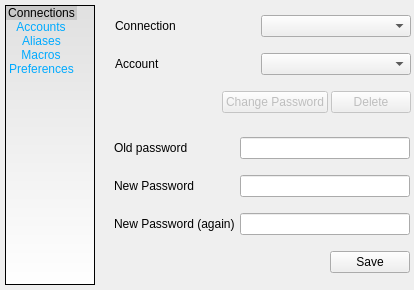
Old version of the form src/devclient/gui_src/gui_option.ui in the repository develer-staff/devclient.
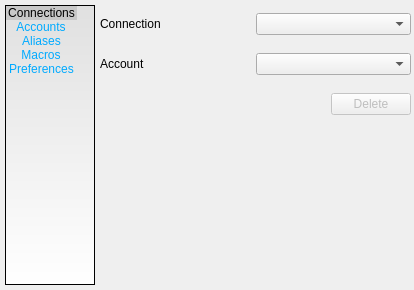
New version of the form. The open tabs and pages were chosen to show the change. Icons and pictures are not drawn.

Commit message: sviluppata (da rifattorizzare e testare) la parte di salvataggio e utilizzo degli account

```diff
--- a/src/devclient/gui_src/gui_option.ui
+++ b/src/devclient/gui_src/gui_option.ui
@@ -101,9 +101,9 @@
   <widget class="QStackedWidget" name="page_container" >
    <property name="geometry" >
     <rect>
-     <x>105</x>
+     <x>95</x>
      <y>0</y>
-     <width>306</width>
+     <width>316</width>
      <height>290</height>
     </rect>
    </property>
@@ -325,119 +325,13 @@
     </widget>
    </widget>
    <widget class="QWidget" name="account_page" >
-    <widget class="QFrame" name="frame_account_pwd" >
+    <widget class="QWidget" name="" >
      <property name="geometry" >
       <rect>
-       <x>4</x>
-       <y>124</y>
-       <width>301</width>
-       <height>161</height>
-      </rect>
-     </property>
-     <property name="frameShape" >
-      <enum>QFrame::NoFrame</enum>
-     </property>
-     <property name="frameShadow" >
-      <enum>QFrame::Raised</enum>
-     </property>
-     <widget class="QWidget" name="layoutWidget" >
-      <property name="geometry" >
-       <rect>
-        <x>5</x>
-        <y>5</y>
-        <width>296</width>
-        <height>156</height>
-       </rect>
-      </property>
-      <layout class="QGridLayout" >
-       <property name="horizontalSpacing" >
-        <number>5</number>
-       </property>
-       <property name="verticalSpacing" >
-        <number>8</number>
-       </property>
-       <item row="0" column="0" >
-        <widget class="QLabel" name="label" >
-         <property name="text" >
-          <string>Old password</string>
-         </property>
-        </widget>
-       </item>
-       <item row="0" column="1" >
-        <widget class="QLineEdit" name="lineEdit" >
-         <property name="text" >
-          <string/>
-         </property>
-         <property name="echoMode" >
-          <enum>QLineEdit::Password</enum>
-         </property>
-        </widget>
-       </item>
-       <item row="1" column="0" >
-        <widget class="QLabel" name="label_2" >
-         <property name="text" >
-          <string>New Password</string>
-         </property>
-        </widget>
-       </item>
-       <item row="1" column="1" >
-        <widget class="QLineEdit" name="lineEdit_2" >
-         <property name="echoMode" >
-          <enum>QLineEdit::Password</enum>
-         </property>
-        </widget>
-       </item>
-       <item row="2" column="0" >
-        <widget class="QLabel" name="label_3" >
-         <property name="text" >
-          <string>New Password (again)</string>
-         </property>
-        </widget>
-       </item>
-       <item row="2" column="1" >
-        <widget class="QLineEdit" name="lineEdit_3" >
-         <property name="echoMode" >
-          <enum>QLineEdit::Password</enum>
-         </property>
-        </widget>
-       </item>
-       <item row="3" column="0" colspan="2" >
-        <layout class="QHBoxLayout" >
-         <item>
-          <spacer>
-           <property name="orientation" >
-            <enum>Qt::Horizontal</enum>
-           </property>
-           <property name="sizeHint" >
-            <size>
-             <width>171</width>
-             <height>20</height>
-            </size>
-           </property>
-          </spacer>
-         </item>
-         <item>
-          <widget class="QPushButton" name="save_pwd_account" >
-           <property name="text" >
-            <string>Save</string>
-           </property>
-           <property name="icon" >
-            <iconset resource="../../../resources/gui_option.qrc" >:/images/button-save.png</iconset>
-           </property>
-          </widget>
-         </item>
-        </layout>
-       </item>
-      </layout>
-     </widget>
-    </widget>
-    <widget class="QWidget" name="layoutWidget" >
-     <property name="geometry" >
-      <rect>
-       <x>10</x>
-       <y>7</y>
-       <width>296</width>
-       <height>116</height>
+       <x>5</x>
+       <y>5</y>
+       <width>311</width>
+       <height>121</height>
       </rect>
      </property>
      <layout class="QGridLayout" >
@@ -445,7 +339,7 @@
        <number>0</number>
       </property>
       <property name="verticalSpacing" >
-       <number>8</number>
+       <number>10</number>
       </property>
       <item row="0" column="0" >
        <widget class="QLabel" name="label_conn_account" >
@@ -511,19 +405,6 @@
           </property>
          </spacer>
         </item>
-        <item>
-         <widget class="QPushButton" name="pwd_account" >
-          <property name="enabled" >
-           <bool>false</bool>
-          </property>
-          <property name="text" >
-           <string>Change Password</string>
-          </property>
-          <property name="icon" >
-           <iconset resource="../../../resources/gui_option.qrc" >:/images/button-pwd.png</iconset>
-          </property>
-         </widget>
-        </item>
         <item>
          <widget class="QPushButton" name="delete_account" >
           <property name="enabled" >
```
Left out of the diff: 46 changed lines with no effect on the pictures. The commit also changes 10 other files.
